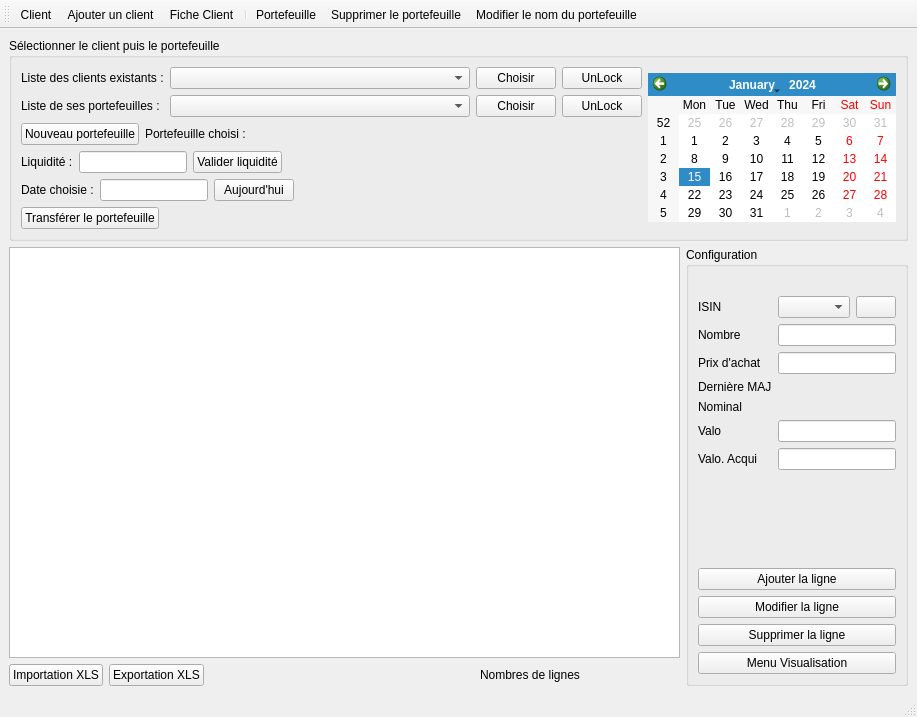
This is Gestionnaires/GestionnairePortefeuille.ui in baptiste-pasquier/eurocorporate as Qt 5 draws it before an edit. The edited form follows.
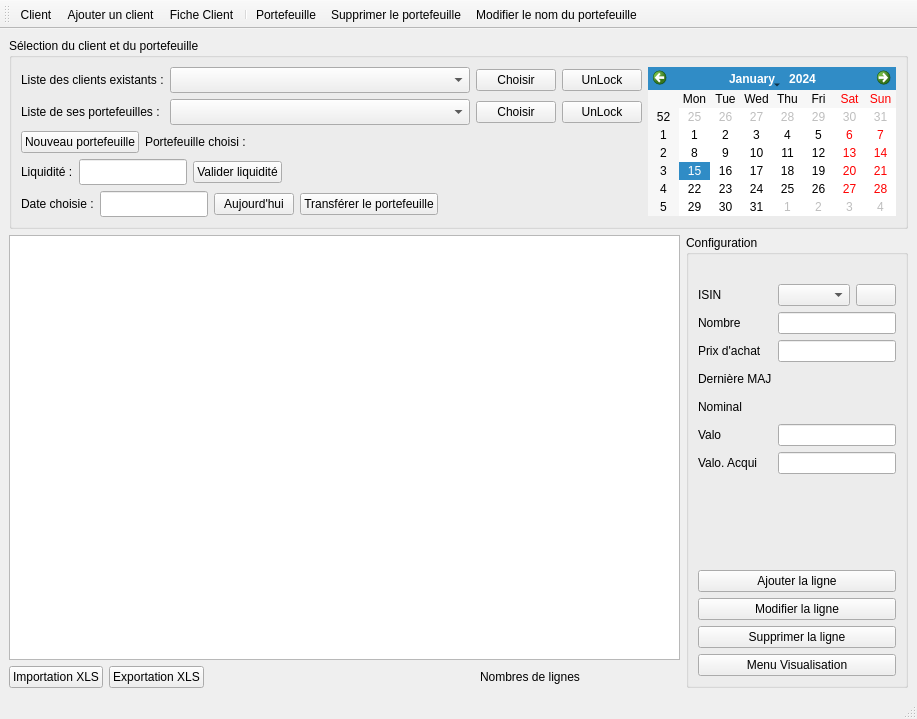
This is the edited form. Icons and pictures are not drawn. Custom widgets are drawn as their Qt base class.

Patch:
```diff
--- a/Gestionnaires/GestionnairePortefeuille.ui
+++ b/Gestionnaires/GestionnairePortefeuille.ui
@@ -7,7 +7,7 @@
     <x>0</x>
     <y>0</y>
     <width>909</width>
-    <height>717</height>
+    <height>719</height>
    </rect>
   </property>
   <property name="windowTitle">
@@ -22,7 +22,7 @@
     <item>
      <widget class="QGroupBox" name="groupBox">
       <property name="title">
-       <string>Sélectionner le client puis le portefeuille</string>
+       <string>Sélection du client et du portefeuille</string>
       </property>
       <layout class="QHBoxLayout" name="horizontalLayout_3">
        <item>
@@ -44,6 +44,12 @@
               <iconset resource="../ressources.qrc">
                <normaloff>:/img/img/unlock-48.png</normaloff>:/img/img/unlock-48.png</iconset>
              </property>
+             <property name="iconSize">
+              <size>
+               <width>24</width>
+               <height>20</height>
+              </size>
+             </property>
             </widget>
            </item>
            <item row="0" column="1">
@@ -54,6 +60,12 @@
                <verstretch>0</verstretch>
               </sizepolicy>
              </property>
+             <property name="minimumSize">
+              <size>
+               <width>0</width>
+               <height>26</height>
+              </size>
+             </property>
             </widget>
            </item>
            <item row="0" column="0">
@@ -74,7 +86,7 @@
              <property name="minimumSize">
               <size>
                <width>300</width>
-               <height>0</height>
+               <height>26</height>
               </size>
              </property>
             </widget>
@@ -107,6 +119,12 @@
               <iconset resource="../ressources.qrc">
                <normaloff>:/img/img/unlock-48.png</normaloff>:/img/img/unlock-48.png</iconset>
              </property>
+             <property name="iconSize">
+              <size>
+               <width>24</width>
+               <height>20</height>
+              </size>
+             </property>
             </widget>
            </item>
            <item row="0" column="2">
@@ -124,6 +142,12 @@
               <iconset resource="../ressources.qrc">
                <normaloff>:/img/img/checked-48.png</normaloff>:/img/img/checked-48.png</iconset>
              </property>
+             <property name="iconSize">
+              <size>
+               <width>24</width>
+               <height>20</height>
+              </size>
+             </property>
             </widget>
            </item>
            <item row="1" column="2">
@@ -141,6 +165,12 @@
               <iconset resource="../ressources.qrc">
                <normaloff>:/img/img/checked-48.png</normaloff>:/img/img/checked-48.png</iconset>
              </property>
+             <property name="iconSize">
+              <size>
+               <width>24</width>
+               <height>20</height>
+              </size>
+             </property>
             </widget>
            </item>
           </layout>
@@ -156,6 +186,12 @@
               <iconset resource="../ressources.qrc">
                <normaloff>:/img/img/add-48.png</normaloff>:/img/img/add-48.png</iconset>
              </property>
+             <property name="iconSize">
+              <size>
+               <width>24</width>
+               <height>20</height>
+              </size>
+             </property>
             </widget>
            </item>
            <item>
@@ -183,7 +219,7 @@
          <item>
           <layout class="QHBoxLayout" name="horizontalLayout_2">
            <item>
-            <layout class="QFormLayout" name="formLayout">
+            <layout class="QGridLayout" name="gridLayout_2">
              <item row="0" column="0">
               <widget class="QLabel" name="label_4">
                <property name="text">
@@ -199,32 +235,44 @@
                  <verstretch>0</verstretch>
                 </sizepolicy>
                </property>
+               <property name="minimumSize">
+                <size>
+                 <width>0</width>
+                 <height>26</height>
+                </size>
+               </property>
                <property name="readOnly">
                 <bool>false</bool>
                </property>
               </widget>
              </item>
+             <item row="0" column="2">
+              <widget class="QPushButton" name="btn_liquidite">
+               <property name="sizePolicy">
+                <sizepolicy hsizetype="Preferred" vsizetype="Fixed">
+                 <horstretch>0</horstretch>
+                 <verstretch>0</verstretch>
+                </sizepolicy>
+               </property>
+               <property name="text">
+                <string>Valider liquidité</string>
+               </property>
+               <property name="icon">
+                <iconset resource="../ressources.qrc">
+                 <normaloff>:/img/img/checkmark-48.png</normaloff>:/img/img/checkmark-48.png</iconset>
+               </property>
+               <property name="iconSize">
+                <size>
+                 <width>24</width>
+                 <height>20</height>
+                </size>
+               </property>
+              </widget>
+             </item>
             </layout>
            </item>
            <item>
-            <widget class="QPushButton" name="btn_liquidite">
-             <property name="sizePolicy">
-              <sizepolicy hsizetype="Preferred" vsizetype="Fixed">
-               <horstretch>0</horstretch>
-               <verstretch>0</verstretch>
-              </sizepolicy>
-             </property>
-             <property name="text">
-              <string>Valider liquidité</string>
-             </property>
-             <property name="icon">
-              <iconset resource="../ressources.qrc">
-               <normaloff>:/img/img/checkmark-48.png</normaloff>:/img/img/checkmark-48.png</iconset>
-             </property>
-            </widget>
-           </item>
-           <item>
-            <spacer name="horizontalSpacer_5">
+            <spacer name="horizontalSpacer_3">
              <property name="orientation">
               <enum>Qt::Horizontal</enum>
              </property>
@@ -241,7 +289,24 @@
          <item>
           <layout class="QHBoxLayout" name="horizontalLayout_5">
            <item>
-            <layout class="QFormLayout" name="formLayout_3">
+            <layout class="QGridLayout" name="gridLayout_3">
+             <item row="0" column="2">
+              <widget class="QPushButton" name="btn_today">
+               <property name="text">
+                <string>Aujourd'hui</string>
+               </property>
+               <property name="icon">
+                <iconset resource="../ressources.qrc">
+                 <normaloff>:/img/img/calendar-48.png</normaloff>:/img/img/calendar-48.png</iconset>
+               </property>
+               <property name="iconSize">
+                <size>
+                 <width>24</width>
+                 <height>20</height>
+                </size>
+               </property>
+              </widget>
+             </item>
              <item row="0" column="0">
               <widget class="QLabel" name="label_dateChoisie">
                <property name="text">
@@ -257,24 +322,36 @@
                  <verstretch>0</verstretch>
                 </sizepolicy>
                </property>
+               <property name="minimumSize">
+                <size>
+                 <width>0</width>
+                 <height>26</height>
+                </size>
+               </property>
                <property name="readOnly">
                 <bool>true</bool>
                </property>
               </widget>
              </item>
+             <item row="0" column="3">
+              <widget class="QPushButton" name="btn_transfert">
+               <property name="text">
+                <string>Transférer le portefeuille</string>
+               </property>
+               <property name="icon">
+                <iconset resource="../ressources.qrc">
+                 <normaloff>:/img/img/date-to-48.png</normaloff>:/img/img/date-to-48.png</iconset>
+               </property>
+               <property name="iconSize">
+                <size>
+                 <width>24</width>
+                 <height>20</height>
+                </size>
+               </property>
+              </widget>
+             </item>
             </layout>
            </item>
-           <item>
-            <widget class="QPushButton" name="btn_today">
-             <property name="text">
-              <string>Aujourd'hui</string>
-             </property>
-             <property name="icon">
-              <iconset resource="../ressources.qrc">
-               <normaloff>:/img/img/calendar-48.png</normaloff>:/img/img/calendar-48.png</iconset>
-             </property>
-            </widget>
-           </item>
            <item>
             <spacer name="horizontalSpacer">
              <property name="orientation">
@@ -290,34 +367,6 @@
            </item>
           </layout>
          </item>
-         <item>
-          <layout class="QHBoxLayout" name="horizontalLayout_8">
-           <item>
-            <widget class="QPushButton" name="btn_transfert">
-             <property name="text">
-              <string>Transférer le portefeuille</string>
-             </property>
-             <property name="icon">
-              <iconset resource="../ressources.qrc">
-               <normaloff>:/img/img/date-to-48.png</normaloff>:/img/img/date-to-48.png</iconset>
-             </property>
-            </widget>
-           </item>
-           <item>
-            <spacer name="horizontalSpacer_2">
-             <property name="orientation">
-              <enum>Qt::Horizontal</enum>
-             </property>
-             <property name="sizeHint" stdset="0">
-              <size>
-               <width>40</width>
-               <height>20</height>
-              </size>
-             </property>
-            </spacer>
-           </item>
-          </layout>
-         </item>
         </layout>
        </item>
        <item>
@@ -531,6 +580,12 @@
            </item>
            <item row="3" column="1">
             <widget class="QLabel" name="label_dateMAJ">
+             <property name="minimumSize">
+              <size>
+               <width>0</width>
+               <height>22</height>
+              </size>
+             </property>
              <property name="text">
               <string/>
              </property>
@@ -538,6 +593,12 @@
            </item>
            <item row="4" column="1">
             <widget class="QLabel" name="label_nominal">
+             <property name="minimumSize">
+              <size>
+               <width>0</width>
+               <height>22</height>
+              </size>
+             </property>
              <property name="text">
               <string/>
              </property>
```
